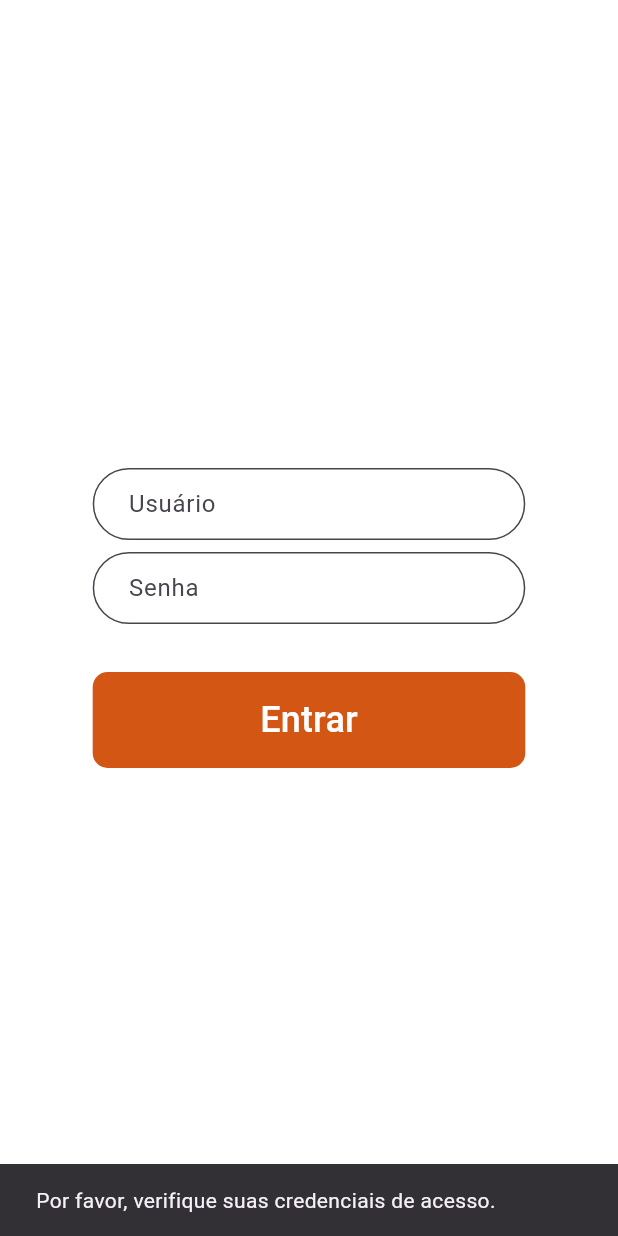
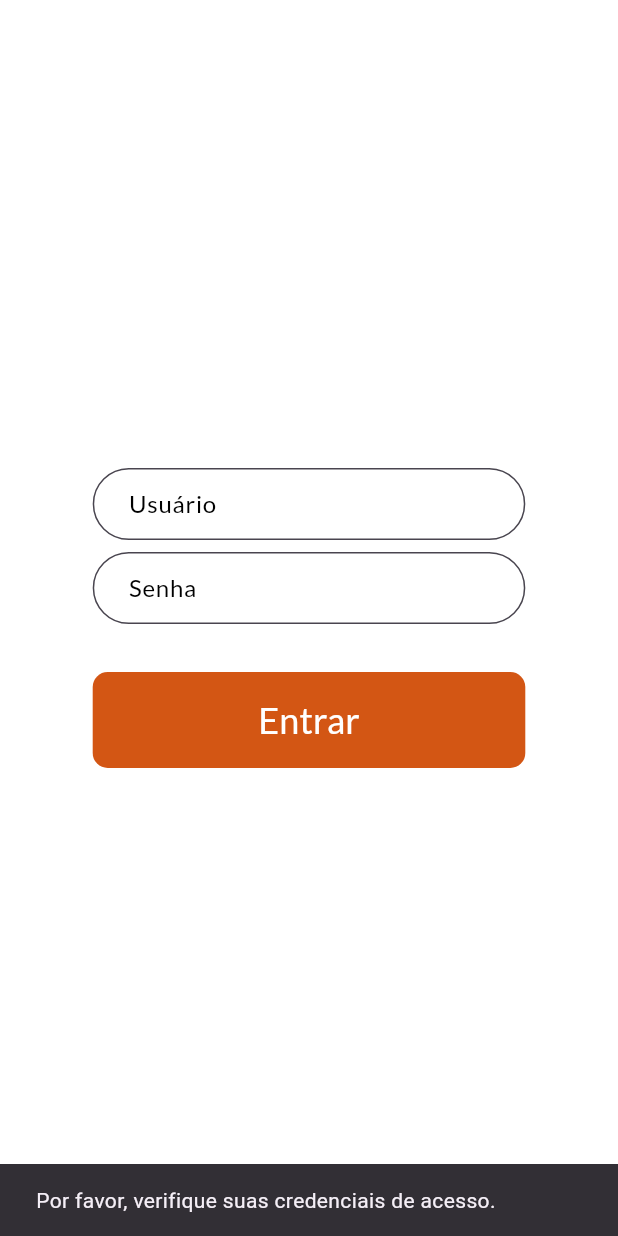
Before and after one commit to anselmomartins1918/Inspira, a Flutter app: the screen it shows after launch, after a tap on "Entrar", on a phone screen of 412 x 824 dp. Run offline on Flutter 3.47's test engine with Material 3 defaults, Android fonts, the phone set to English and light mode, and no system bars; our stand-ins replace firebase_auth, firebase_core, flutter_svg; accounts and stored records are empty; network calls fail.

Commit message:
feat: Add font in this project

```diff
--- a/lib/app/ui/pages/home_page.dart
+++ b/lib/app/ui/pages/home_page.dart
@@ -25,17 +25,17 @@ class HomePage extends StatelessWidget {
                     SizedBox(
                       width: size.width * 0.4,
                       height: size.width * 0.4,
-                      child:
-                          SvgPicture.asset('assets/logo_unifametro.svg'),
+                      child: SvgPicture.asset('assets/logo_unifametro.svg'),
                     ),
                     const SizedBox(height: 24.0),
                     SizedBox(
-                      width: size.width * 0.7,
+                      width: size.width * 0.6,
                       child: const Text(
                         'O ranking das equipes aparecerá aqui quando as avaliacões forem lançadas :)',
                         textAlign: TextAlign.center,
                         style: TextStyle(
                           color: Colors.black,
+                          fontFamily: 'Lato',
                           fontSize: 20.0,
                         ),
                       ),
@@ -61,7 +61,11 @@ class HomePage extends StatelessWidget {
                   children: [
                     const Text(
                       'Bem-vindo, Anselmo',
-                      style: TextStyle(color: Colors.white, fontSize: 32.0),
+                      style: TextStyle(
+                        color: Colors.white,
+                        fontSize: 32.0,
+                        fontFamily: 'Lato',
+                      ),
                     ),
                     SizedBox(
                       width: size.width * 0.6,
--- a/lib/app/ui/pages/splash_page.dart
+++ b/lib/app/ui/pages/splash_page.dart
@@ -31,9 +31,17 @@ class SplashPage extends StatelessWidget {
               height: size.width * 0.5,
               child: SvgPicture.asset('assets/logo_unifametro_branco.svg'),
             ),
-            const Text(
-              'Produzido por Hub de Inovação Unifametro',
-              style: TextStyle(color: Colors.white, fontSize: 20.0),
+            RichText(
+              text: const TextSpan(
+                text: 'Produzido por ',
+                style: TextStyle(color: Colors.white, fontSize: 20.0),
+                children: [
+                  TextSpan(
+                    text: 'Hub de Inovação Unifametro',
+                    style: TextStyle(color: Color(0xFFF9A053), fontSize: 20.0),
+                  ),
+                ],
+              ),
             ),
           ],
         ),
--- a/lib/app/ui/widgets/custom_button.dart
+++ b/lib/app/ui/widgets/custom_button.dart
@@ -44,7 +44,9 @@ class CustomButton extends StatelessWidget {
                 : Container(),
             (isLoading == true)
                 ? const Center(
-                    child: CircularProgressIndicator(color: Colors.white,),
+                    child: CircularProgressIndicator(
+                      color: Colors.white,
+                    ),
                   )
                 : Container(
                     margin: EdgeInsets.only(
@@ -52,7 +54,11 @@ class CustomButton extends StatelessWidget {
                     ),
                     child: Text(
                       text,
-                      style: const TextStyle(color: Colors.white, fontSize: 24.0),
+                      style: const TextStyle(
+                        color: Colors.white,
+                        fontSize: 24.0,
+                        fontFamily: 'Lato',
+                      ),
                     ),
                   ),
           ],
--- a/lib/app/ui/widgets/custom_text_form_field.dart
+++ b/lib/app/ui/widgets/custom_text_form_field.dart
@@ -50,8 +50,17 @@ class CustomTextFormField extends StatelessWidget {
           fontWeight: FontWeight.w500,
         ),
         labelText: labelText,
+        labelStyle: const TextStyle(
+          color: Colors.black,
+          fontFamily: 'Lato',
+          fontSize: 16.0,
+        ),
       ),
-      style: const TextStyle(fontSize: 16.0, color: Colors.black),
+      style: const TextStyle(
+        color: Colors.black,
+        fontFamily: 'Lato',
+        fontSize: 16.0,
+      ),
       cursorColor: Colors.black,
       onChanged: onChanged,
     );
--- a/pubspec.yaml
+++ b/pubspec.yaml
@@ -26,3 +26,8 @@ flutter:
     - assets/logo_unifametro.svg
     - assets/logo_unifametro_branco.svg
     - assets/inspira.png
+
+  fonts:
+    - family: Lato
+      fonts:
+        - asset: assets/fonts/Lato-Regular.ttf
```
